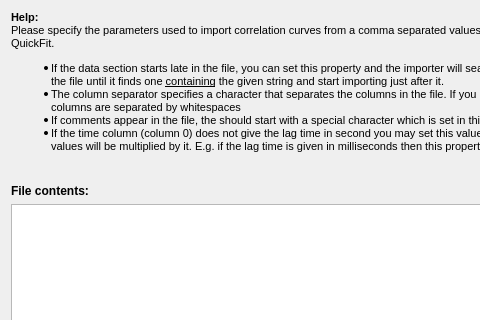
Qt form plugins/fcs/dlg_csvparameters.ui (jkriege2/QuickFit3) before a commit; both pictures show x 0 to 480 and y 0 to 320 of the 608 by 616 pixel window.
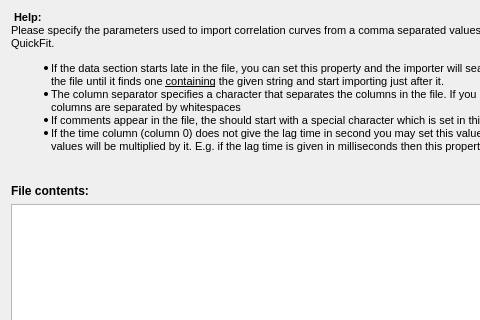
The same form after that commit. Icons and pictures are not drawn.

Commit message: QuickFit3: massive update   - imFCS: correlator fully implemented now   - imFCS: parameter image editor supports saving of data and reports   - imFCS: improved online-help: long explanation of correlators   - moved online-help from tabs to buttons that open an independent window which is also not influenced by window-modal dialogs   - improved online-help on fit algorithms/functions

Diff of the .ui file:
```diff
--- a/plugins/fcs/dlg_csvparameters.ui
+++ b/plugins/fcs/dlg_csvparameters.ui
@@ -30,7 +30,7 @@
 &lt;html&gt;&lt;head&gt;&lt;meta name=&quot;qrichtext&quot; content=&quot;1&quot; /&gt;&lt;style type=&quot;text/css&quot;&gt;
 p, li { white-space: pre-wrap; }
 &lt;/style&gt;&lt;/head&gt;&lt;body style=&quot; font-family:'MS Shell Dlg 2'; font-size:8.25pt; font-weight:400; font-style:normal;&quot;&gt;
-&lt;p style=&quot; margin-top:0px; margin-bottom:0px; margin-left:0px; margin-right:0px; -qt-block-indent:0; text-indent:0px;&quot;&gt;&lt;span style=&quot; font-size:8pt; font-weight:600;&quot;&gt;Help:&lt;/span&gt;&lt;/p&gt;
+&lt;p style=&quot; margin-top:0px; margin-bottom:0px; margin-left:0px; margin-right:0px; -qt-block-indent:0; text-indent:0px;&quot;&gt;&lt;span style=&quot; font-size:8pt; font-weight:600;&quot;&gt;&lt;img src=&quot;:/lib/help.png&quot;&gt;&amp;nbsp;Help:&lt;/span&gt;&lt;/p&gt;
 &lt;p style=&quot; margin-top:0px; margin-bottom:0px; margin-left:0px; margin-right:0px; -qt-block-indent:0; text-indent:0px;&quot;&gt;&lt;span style=&quot; font-size:8pt;&quot;&gt;Please specify the parameters used to import correlation curves from a comma separated values (CSV) file into QuickFit.&lt;/span&gt;&lt;/p&gt;
 &lt;ul style=&quot;margin-top: 0px; margin-bottom: 0px; margin-left: 0px; margin-right: 0px; -qt-list-indent: 1;&quot;&gt;&lt;li style=&quot; font-size:8pt;&quot; style=&quot; margin-top:12px; margin-bottom:0px; margin-left:0px; margin-right:0px; -qt-block-indent:0; text-indent:0px;&quot;&gt;If the data section starts late in the file, you can set this property and the importer will search through all lines in the file until it finds one &lt;span style=&quot; text-decoration: underline;&quot;&gt;containing&lt;/span&gt; the given string and start importing just after it.&lt;/li&gt;
 &lt;li style=&quot; font-size:8pt;&quot; style=&quot; margin-top:0px; margin-bottom:0px; margin-left:0px; margin-right:0px; -qt-block-indent:0; text-indent:0px;&quot;&gt;The column separator specifies a character that separates the columns in the file. If you input a whitepsace, the columns are separated by whitespaces&lt;/li&gt;
```
Left out of the diff: 3 changed lines with no effect on the pictures. The commit also changes 109 other files.
